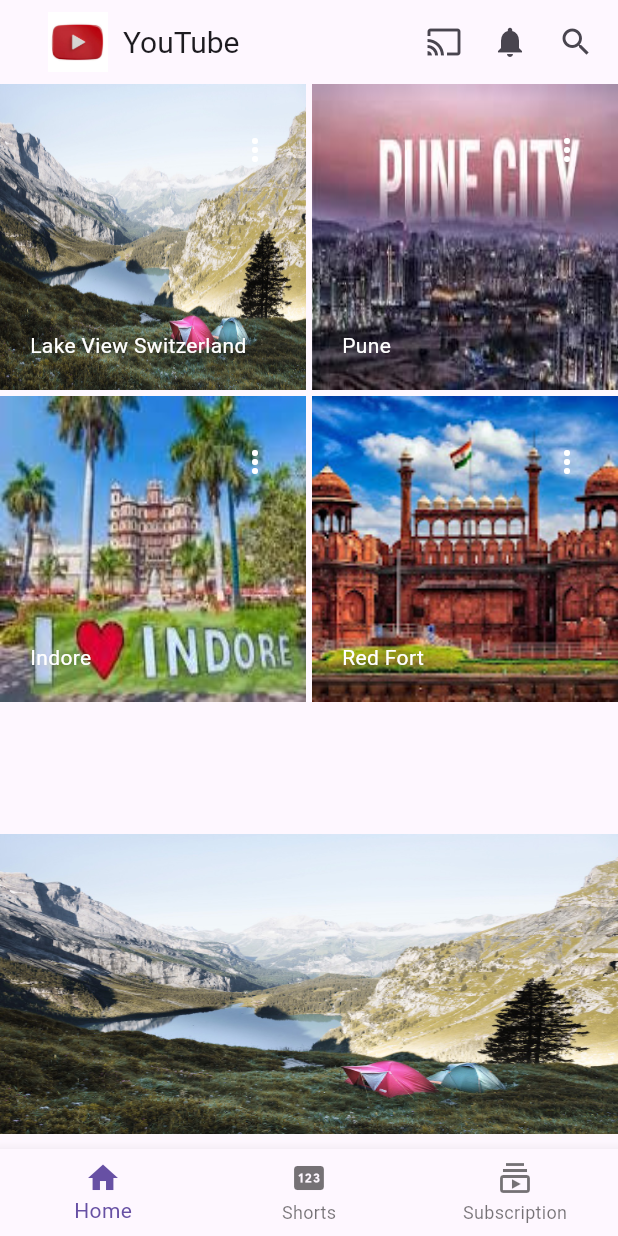
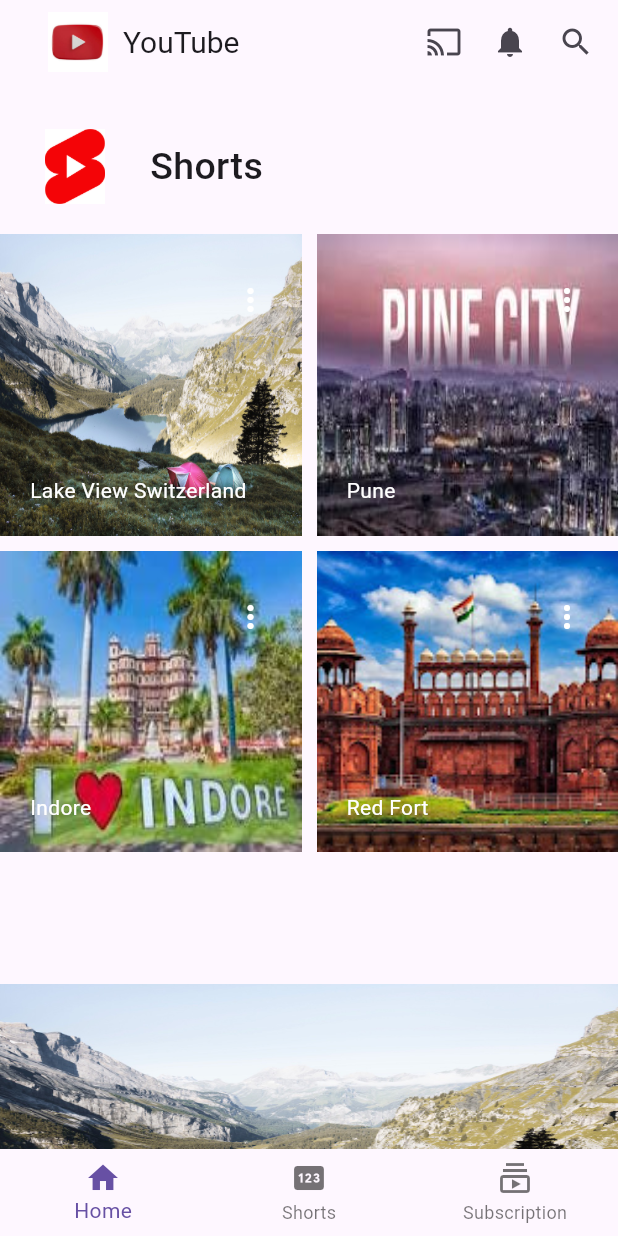
Before and after one commit to ZeeshanMallik/youtube_clone, a Flutter app: the screen it shows after launch, on a phone screen of 412 x 824 dp. Run offline on Flutter 3.47's test engine with Material 3 defaults, Android fonts, the phone set to English and light mode, and no system bars.

Commit message:
stopping listview and grid to scroll Shorts Icon added in UI

```diff
--- a/lib/main.dart
+++ b/lib/main.dart
@@ -20,8 +20,12 @@ class HomeScreen extends StatelessWidget {
 
       //main body
         body: Column(
+
           children: [
             //height should not be hardcoded,try other options too
+            Padding(padding: EdgeInsets.only(bottom: 30)),
+            ShortsSection(),
+            Padding(padding: EdgeInsets.only(bottom: 20)),
             SizedBox(height: 500, child: Expanded(child: YoutubeShortList())),
             Expanded(child: YoutubeList()),
           ]
--- a/lib/youtube_Short.dart
+++ b/lib/youtube_Short.dart
@@ -2,6 +2,38 @@ import 'package:flutter/cupertino.dart';
 import 'package:flutter/material.dart';
 
 import 'data.dart';
+
+main(){
+  runApp(MaterialApp(
+    debugShowCheckedModeBanner: false,
+    home: Scaffold(
+      body: Container(
+        child: Column(
+          children: [
+            Padding(padding: EdgeInsets.all(30)),
+            ShortsSection(),
+            Expanded(child: YoutubeShortList()),
+          ],
+        ),
+      )
+    ),
+  ));
+}
+
+class ShortsSection extends StatelessWidget {
+  const ShortsSection({super.key});
+
+  @override
+  Widget build(BuildContext context) {
+    return Row(
+      children: [
+        Image.asset('assets/images/youtubeShorts.png',width: 100, height: 50,),
+        Text('Shorts',style: TextStyle(fontWeight: FontWeight.w500, fontSize: 25),),
+      ],
+    );
+  }
+}
+
 
 class YoutubeShortList extends StatelessWidget {
   List dataList = getYouTubeListData();
@@ -9,12 +41,13 @@ class YoutubeShortList extends StatelessWidget {
   @override
   Widget build(BuildContext context) {
     return GridView.builder(
-      physics: NeverScrollableScrollPhysics(),
+      //physics: NeverScrollableScrollPhysics(),
       itemCount: 4,
       gridDelegate: SliverGridDelegateWithFixedCrossAxisCount(
         crossAxisCount: 2,
-      crossAxisSpacing: 4.0,
-      mainAxisSpacing: 4.0),// Total number of items in the list
+      crossAxisSpacing:10.0,
+      mainAxisSpacing: 10.0,
+      childAspectRatio: 1.0),// Total number of items in the list
       itemBuilder: (context, index) {
         //should pass the data instead of the index
         return YouTubeShortItem(position: index);
--- a/lib/youtube_list.dart
+++ b/lib/youtube_list.dart
@@ -10,7 +10,7 @@ class YoutubeList extends StatelessWidget {
     return ListView.builder(
       shrinkWrap: true,
       //added to stop the scroll of list view
-      physics: NeverScrollableScrollPhysics(),
+      //physics: NeverScrollableScrollPhysics(),
       itemCount: dataList.length, //// Total number of items in the list
       itemBuilder: (context, index) {
         //should pass the data instead of the index
```
